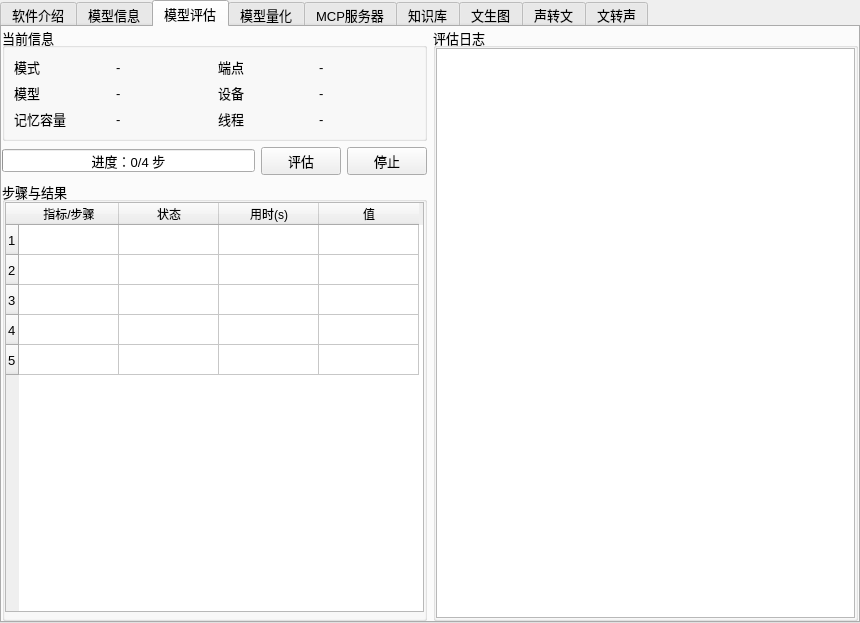
Qt form src/expend/expend.ui (ylsdamxssjxxdd/eva) before a commit.
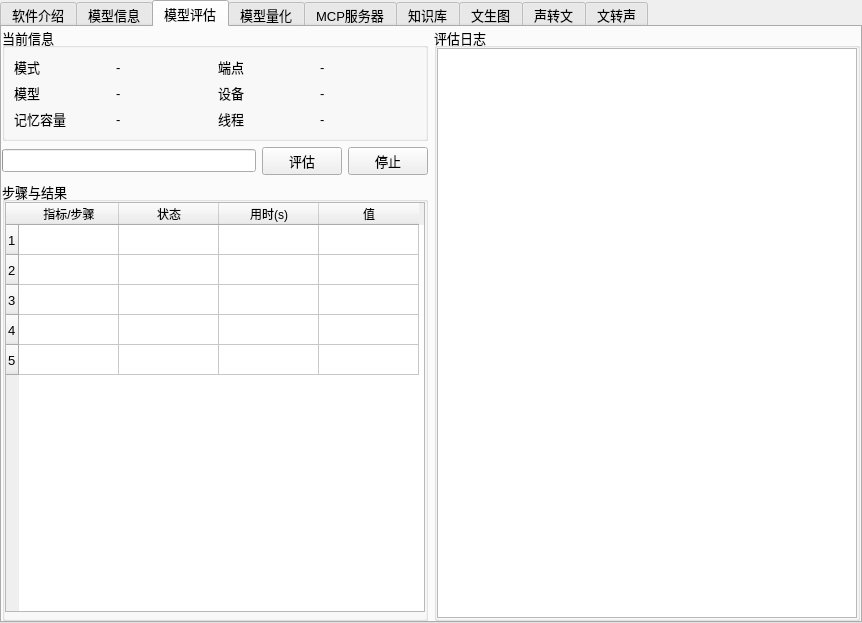
The same form after that commit. Custom widgets are drawn as their Qt base class.

Diff of the .ui file:
```diff
--- a/src/expend/expend.ui
+++ b/src/expend/expend.ui
@@ -6,8 +6,8 @@
    <rect>
     <x>0</x>
     <y>0</y>
-    <width>860</width>
-    <height>594</height>
+    <width>862</width>
+    <height>605</height>
    </rect>
   </property>
   <property name="windowTitle">
@@ -343,7 +343,7 @@
                <bool>true</bool>
               </property>
               <property name="format">
-               <string>进度：%v/%m 步</string>
+               <string/>
               </property>
              </widget>
             </item>
```
Left out of the diff: 4 changed lines with no effect on the pictures. Lines whose indentation alone changed are shown as unchanged.
